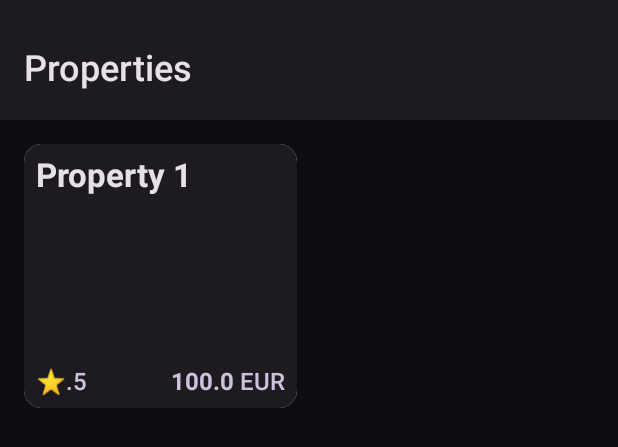
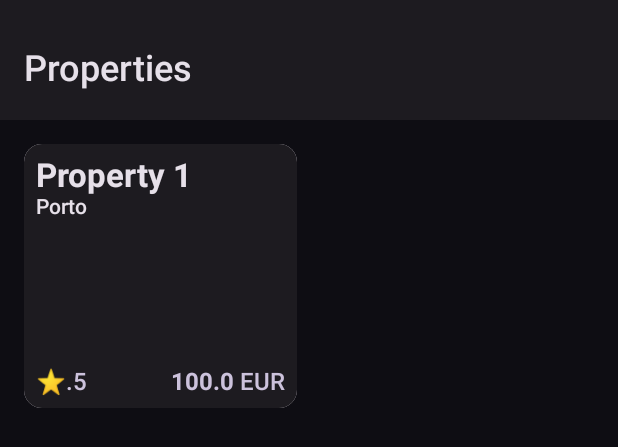
Before and after one commit to revs87/propertyprice-mockup-and, an Android app built with Jetpack Compose: the @Preview function YourPropertiesScreenNonEmptyPreview, on a phone screen of 412 x 824 dp. Shown: the top 447 px of the screen. Run offline under Robolectric (Android 15) with nearby library versions, the phone set to English and light mode, and no system bars; our stand-ins replace Room's generated code; network calls fail.

Commit message:
PropertyDetails: Missing details added

```diff
--- a/app/src/main/java/com/rvcoding/propertypricemockup/domain/Property.kt
+++ b/app/src/main/java/com/rvcoding/propertypricemockup/domain/Property.kt
@@ -15,6 +15,9 @@ import java.text.DecimalFormat
 data class Property(
     @PrimaryKey(autoGenerate = false) val id: Long,
     val name: String,
+    val location: String,
+    val overview: String,
+    val imgUrl: String,
     val isFeatured: Boolean,
     val rating: Double,
     val lowestPricePerNight: Double,
@@ -24,6 +27,9 @@ data class Property(
         val INITIAL = Property(
             id = -1,
             name = "Initial",
+            location = "Porto",
+            overview = "A Hostel in Porto",
+            imgUrl = "https://res.cloudinary.com/test-hostelworld-com/image/upload/f_auto,q_auto//v1/propertyimages/1/100/36.jpg",
             isFeatured = false,
             rating = 0.0,
             lowestPricePerNight = 1.0,
--- a/app/src/main/java/com/rvcoding/propertypricemockup/ui/component/PropertyCard.kt
+++ b/app/src/main/java/com/rvcoding/propertypricemockup/ui/component/PropertyCard.kt
@@ -4,6 +4,7 @@ import androidx.compose.foundation.background
 import androidx.compose.foundation.clickable
 import androidx.compose.foundation.layout.Arrangement
 import androidx.compose.foundation.layout.Box
+import androidx.compose.foundation.layout.Column
 import androidx.compose.foundation.layout.Row
 import androidx.compose.foundation.layout.Spacer
 import androidx.compose.foundation.layout.fillMaxSize
@@ -45,6 +46,10 @@ fun PropertyCard(
                 .fillMaxSize()
                 .padding(8.dp)
         ) {
+            Column(
+                modifier = Modifier.fillMaxWidth(),
+                horizontalAlignment = Alignment.Start
+            ) {
                 Text(
                     modifier = Modifier.fillMaxWidth(),
                     text = property.name,
@@ -52,6 +57,14 @@ fun PropertyCard(
                     fontSize = 22.sp,
                     fontWeight = FontWeight.Bold
                 )
+                Text(
+                    modifier = Modifier.fillMaxWidth(),
+                    text = property.location,
+                    color = TextPrimary,
+                    fontSize = 14.sp,
+                    fontWeight = FontWeight.SemiBold
+                )
+            }
             Box(
                 modifier = Modifier.fillMaxSize(),
                 contentAlignment = Alignment.BottomStart
--- a/app/src/main/java/com/rvcoding/propertypricemockup/ui/screen/yourproperties/YourPropertiesScreen.kt
+++ b/app/src/main/java/com/rvcoding/propertypricemockup/ui/screen/yourproperties/YourPropertiesScreen.kt
@@ -261,6 +261,9 @@ fun YourPropertiesScreenNonEmptyPreview() {
         properties = listOf(Property(
             id = 0,
             name = "Property 1",
+            location = "Porto",
+            overview = "A Hostel in Porto",
+            imgUrl = "",
             isFeatured = false,
             rating = 4.5,
             lowestPricePerNight = 100.0,
```
Also changed, not shown: app/src/main/java/com/rvcoding/propertypricemockup/data/repository/PropertyRepositoryImpl.kt (+14 -7 lines), app/src/main/java/com/rvcoding/propertypricemockup/ui/screen/propertydetails/PropertyDetailsScreen.kt (+18 -0 lines). Lines whose indentation alone changed are shown as unchanged.
